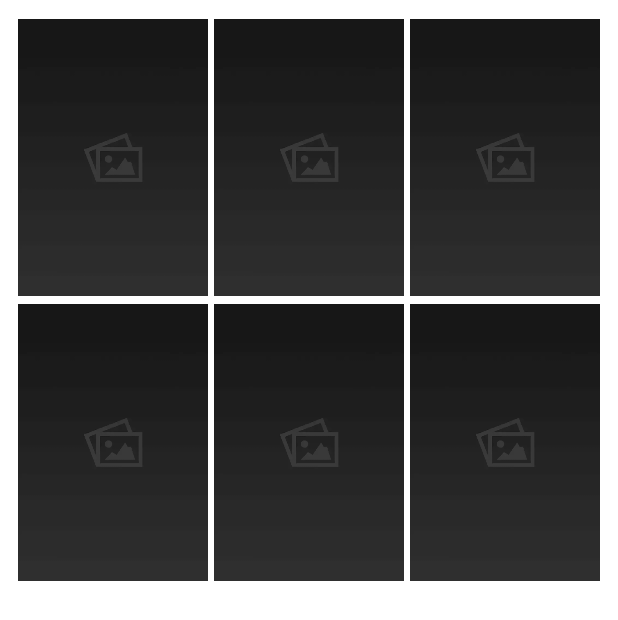
After one commit to Pederzini/Movies2Look4, an Android app: the layout movies_overview.xml on its own in the app's theme, with its tools: preview values and no code run, on a phone screen of 412 x 824 dp. The commit adds this screen. Shown: the top 620 px of the screen. Run offline under Robolectric (Android 15) with nearby library versions, the phone set to English and light mode, and no system bars; network calls fail.

Commit message:
Adiciona layout do RecyclerView

```diff
--- a/app/src/main/AndroidManifest.xml
+++ b/app/src/main/AndroidManifest.xml
@@ -11,7 +11,7 @@
         android:roundIcon="@mipmap/ic_launcher_round"
         android:supportsRtl="true"
         android:theme="@style/Theme.Movies2Look4">
-        <activity android:name=".MainActivity">
+        <activity android:name=".ui.MainActivity">
             <intent-filter>
                 <action android:name="android.intent.action.MAIN" />
 
--- a/app/src/main/java/com/example/movies2look4/MainActivity.kt
+++ b/app/src/main/java/com/example/movies2look4/ui/MainActivity.kt
@@ -1,7 +1,8 @@
-package com.example.movies2look4
+package com.example.movies2look4.ui
 
 import android.os.Bundle
 import androidx.appcompat.app.AppCompatActivity
+import com.example.movies2look4.R
 import com.example.movies2look4.network.MoviesApiResponseDetails
 import com.example.movies2look4.network.MoviesApiResponseId
 
@@ -10,9 +11,10 @@ class MainActivity : AppCompatActivity() {
         super.onCreate(savedInstanceState)
         setContentView(R.layout.activity_main)
 
-//            val moviesApiResponseId = MoviesApiResponseId()
-//            moviesApiResponseId.getMoviesIds()
+        val moviesApiResponseId = MoviesApiResponseId()
+        moviesApiResponseId.getMoviesIds()
         val moviesApiResponseDetails = MoviesApiResponseDetails()
         moviesApiResponseDetails.getMoviesDetails()
+
     }
 }
--- a/app/src/main/res/layout/activity_main.xml
+++ b/app/src/main/res/layout/activity_main.xml
@@ -4,7 +4,7 @@
     xmlns:tools="http://schemas.android.com/tools"
     android:layout_width="match_parent"
     android:layout_height="match_parent"
-    tools:context=".MainActivity">
+    tools:context=".ui.MainActivity">
 
     <TextView
         android:id="@+id/test"
--- /dev/null
+++ b/app/src/main/res/layout/grid_item.xml
@@ -0,0 +1,14 @@
+<?xml version="1.0" encoding="utf-8"?>
+<layout xmlns:android="http://schemas.android.com/apk/res/android"
+    xmlns:tools="http://schemas.android.com/tools">
+
+        <ImageView
+            android:id="@+id/movie_poster"
+            android:layout_width="wrap_content"
+            android:layout_height="190dp"
+            android:padding="2.5dp"
+            android:adjustViewBounds="true"
+            android:scaleType="centerCrop"
+            tools:src="@drawable/placeholder" />
+
+</layout>
--- /dev/null
+++ b/app/src/main/res/layout/movies_overview.xml
@@ -0,0 +1,20 @@
+<?xml version="1.0" encoding="utf-8"?>
+<layout xmlns:android="http://schemas.android.com/apk/res/android"
+    xmlns:app="http://schemas.android.com/apk/res-auto"
+    xmlns:tools="http://schemas.android.com/tools"
+    android:layout_width="match_parent"
+    android:layout_height="match_parent"
+    android:layout_gravity="center_horizontal">
+
+    <androidx.recyclerview.widget.RecyclerView
+        android:padding="10dp"
+        android:id="@+id/movies_grid"
+        android:layout_width="match_parent"
+        android:layout_height="match_parent"
+        android:clipToPadding="false"
+        app:layoutManager="androidx.recyclerview.widget.GridLayoutManager"
+        app:spanCount="3"
+        tools:itemCount="16"
+        tools:listitem="@layout/grid_item" />
+
+</layout>
```
Also changed, not shown: app/src/main/res/drawable/placeholder.webp (added).
